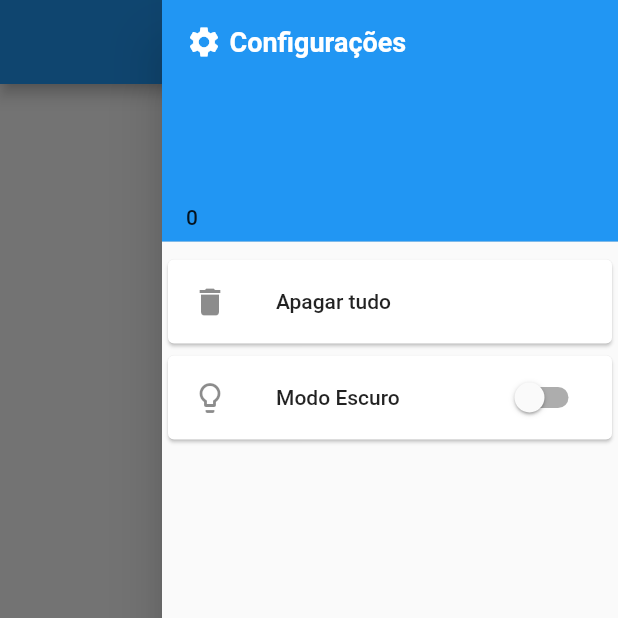
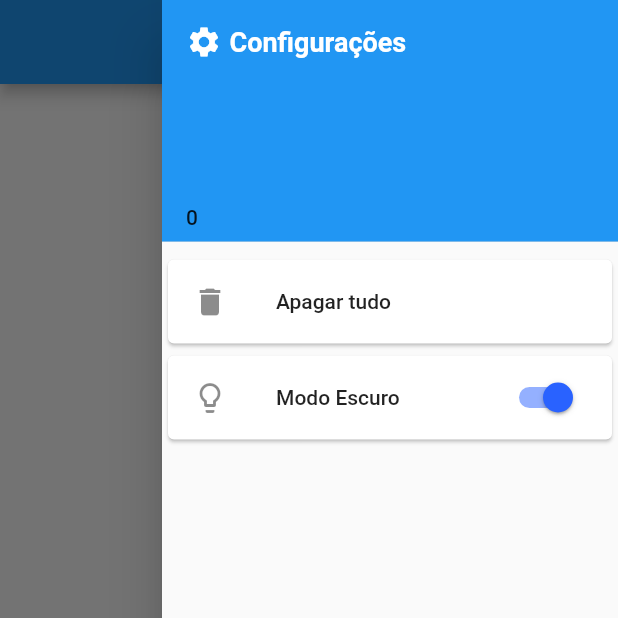
Before and after one commit to gabrielbrub/fazedor, a Flutter app: the screen it shows after launch, with the side drawer open, on a phone screen of 412 x 824 dp, the top half of it. Run offline on Flutter 3.47's test engine with Material 2 defaults, Android fonts, the light colour scheme and no system bars; our stand-ins replace adaptive_theme, fluttertoast, sqflite; accounts and stored records are empty.

Commit message:
the walking dead

```diff
--- a/lib/main.dart
+++ b/lib/main.dart
@@ -1,4 +1,4 @@
-import 'package:dynamic_theme/dynamic_theme.dart';
+import 'package:adaptive_theme/adaptive_theme.dart';
 import 'package:flutter/material.dart';
 import 'package:flutter/services.dart';
 import 'screens/tela_inicial.dart';
@@ -16,16 +16,16 @@ class Fazedor extends StatelessWidget {
       systemNavigationBarColor: Colors.black, // navigation bar color
        // status bar color
     ));
-    // TODO: implement build
-    return DynamicTheme(
-      defaultBrightness: Brightness.light,
-      data: (brightness) => brightness == Brightness.dark ? dark() : light(),
-      themedWidgetBuilder: (context, theme) {
-        return MaterialApp(
-          theme: theme,
-          home: InitialScreen(isDark),
-        );
-      },
+    return AdaptiveTheme(
+      light: light(),
+      dark: dark(),
+      initial: AdaptiveThemeMode.light,
+      builder: (theme, darkTheme) => MaterialApp(
+        title: 'Adaptive Theme Demo',
+        theme: theme,
+        darkTheme: darkTheme,
+        home: InitialScreen(isDark),
+      ),
     );
   }
 
--- a/lib/screens/editor_recompensa.dart
+++ b/lib/screens/editor_recompensa.dart
@@ -69,7 +69,6 @@ class _EditorRecompensaState extends State<EditorRecompensa> {
                   child: TextField(
                     maxLines: 7,
                     maxLength: 300,
-                    maxLengthEnforced: true,
                     controller: _controladorCampoDescricao,
                     decoration: InputDecoration(
                       border: OutlineInputBorder(),
--- a/lib/screens/editor_tarefa.dart
+++ b/lib/screens/editor_tarefa.dart
@@ -64,7 +64,6 @@ class _EditorTarefaState extends State<EditorTarefa> {
                   child: TextField(
                     maxLines: 7,
                     maxLength: 300,
-                    maxLengthEnforced: true,
                     controller: _controladorCampoDescricao,
                     decoration: InputDecoration(
                       border: OutlineInputBorder(),
@@ -84,7 +83,7 @@ class _EditorTarefaState extends State<EditorTarefa> {
                 },
                 secondary: const Icon(Icons.delete),
               ),
-              RaisedButton(
+              ElevatedButton(
                 child: Text(_textoBotaoConfirmar),
                 onPressed: () => _updateTarefa(context),
               ),
--- a/lib/screens/lista_recompensas.dart
+++ b/lib/screens/lista_recompensas.dart
@@ -63,7 +63,7 @@ class _TelaRecompensasState extends State<TelaRecompensas> {
                                   msg: '${recompensa.nome} não é descartável.',
                                   backgroundColor: Colors.red[400],
                                   toastLength: Toast.LENGTH_SHORT,
-                                  timeInSecForIos: 1,
+                                  timeInSecForIosWeb: 1,
                                   gravity: ToastGravity.BOTTOM,
                                   textColor: Colors.white,
                                 );
@@ -201,7 +201,7 @@ class _TelaRecompensasState extends State<TelaRecompensas> {
       msg: 'Saldo insuficiente.',
       backgroundColor: Colors.red[400],
       toastLength: Toast.LENGTH_LONG,
-      timeInSecForIos: 1,
+      timeInSecForIosWeb: 1,
       gravity: ToastGravity.BOTTOM,
       textColor: Colors.white,
     );
@@ -213,7 +213,7 @@ class _TelaRecompensasState extends State<TelaRecompensas> {
             recompensa.valor.toString(),
         toastLength: Toast.LENGTH_SHORT,
         gravity: ToastGravity.BOTTOM,
-        timeInSecForIos: 1,
+        timeInSecForIosWeb: 1,
         backgroundColor: Colors.orange[500],
         textColor: Colors.white,
         fontSize: 16.0
--- a/lib/screens/lista_tarefas.dart
+++ b/lib/screens/lista_tarefas.dart
@@ -123,7 +123,7 @@ class TelaProjetoState extends State<TelaProjeto> {
                 msg: "Tarefa Concluída: + " + tarefa.valor.toString(),
                 toastLength: Toast.LENGTH_SHORT,
                 gravity: ToastGravity.BOTTOM,
-                timeInSecForIos: 1,
+                timeInSecForIosWeb: 1,
                 backgroundColor: Colors.green[500],
                 textColor: Colors.white,
                 fontSize: 16.0);
--- a/lib/screens/tela_inicial.dart
+++ b/lib/screens/tela_inicial.dart
@@ -1,4 +1,4 @@
-import 'package:dynamic_theme/dynamic_theme.dart';
+import 'package:adaptive_theme/adaptive_theme.dart';
 import 'package:fazedor/database/config_dao.dart';
 import 'package:fazedor/screens/lista_historico.dart';
 import 'package:fazedor/screens/lista_recompensas.dart';
@@ -22,17 +22,15 @@ class InitialScreen extends StatefulWidget {
 class _initial_screenState extends State<InitialScreen> {
   int _selectedIndex = 0;
   Widget selecao;
-  final TarefaDAO _dao = TarefaDAO();
   final ConfigDAO _daoConfig = ConfigDAO();
   bool visivel = true;
   Future<String> saldo;
+  bool isDark;
 
   TelaProjeto telaProjeto;
   TelaRecompensas telaRecompensas;
   TelaHistorico telaHistorico;
 
-  static const TextStyle optionStyle =
-      TextStyle(fontSize: 30, fontWeight: FontWeight.bold);
   Text _nomeTela = Text('Tarefas');
 
   void _onItemTapped(int index) {
@@ -64,13 +62,10 @@ class _initial_screenState extends State<InitialScreen> {
     });
   }
 
-  void refresh() {
-
-  }
-
   @override
   void initState() {
     super.initState();
+    isDark = widget.isDark;
     saldo = getSaldo();
     setState(() {
       _selectedIndex = 0;
@@ -99,7 +94,7 @@ class _initial_screenState extends State<InitialScreen> {
                   saldo = getSaldo();
                 });
                 Scaffold.of(context).openEndDrawer();
-                },
+              },
               tooltip: MaterialLocalizations.of(context).openAppDrawerTooltip,
             ),
           ),
@@ -166,7 +161,7 @@ class _initial_screenState extends State<InitialScreen> {
                       title: Text("Deseja apagar tudo?"),
                       content: Text('Essa operação não tem volta.'),
                       actions: [
-                        FlatButton(
+                        ElevatedButton(
                           child: Text("OK"),
                           onPressed: () {
                             _daoConfig.apaga();
@@ -186,11 +181,15 @@ class _initial_screenState extends State<InitialScreen> {
           Card(
             child: SwitchListTile(
               title: const Text('Modo Escuro'),
-              value: widget.isDark,
+              value: isDark,
               onChanged: (bool value) {
                 setState(() {
-                  DynamicTheme.of(context).setBrightness(
-                      value ? Brightness.dark : Brightness.light);
+                  isDark = value;
+                  if (value) {
+                    AdaptiveTheme.of(context).setDark();
+                  } else {
+                    AdaptiveTheme.of(context).setLight();
+                  }
                 });
               },
               secondary: const Icon(Icons.lightbulb_outline),
@@ -205,15 +204,15 @@ class _initial_screenState extends State<InitialScreen> {
         items: const <BottomNavigationBarItem>[
           BottomNavigationBarItem(
             icon: Icon(Icons.playlist_add_check),
-            title: Text('Tarefas'),
+            label: 'Tarefas',
           ),
           BottomNavigationBarItem(
             icon: Icon(MyFlutterApp.award),
-            title: Text('Recompensas'),
+            label: 'Recompensas',
           ),
           BottomNavigationBarItem(
             icon: Icon(Icons.history),
-            title: Text('Histórico'),
+            label: 'Histórico',
           ),
         ],
         currentIndex: _selectedIndex,
```
Also changed, not shown: pubspec.yaml (+5 -4 lines), pubspec.lock, 7 other files.
